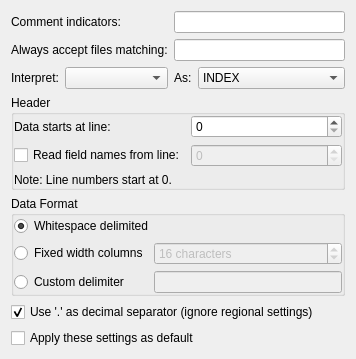
Before: the Qt Designer form src/datasources/ascii/asciiconfig.ui in Kst-plot/kst, drawn with Qt 5.
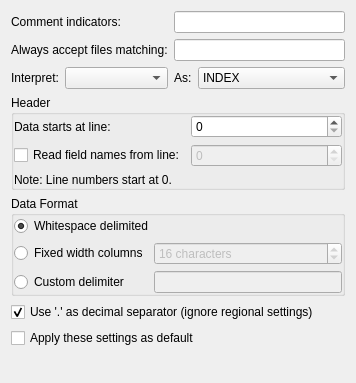
After: the same form once the commit is applied.

Commit message: And a small tooltip to make it clear that it is possible to use more than one char, even though it is not recommended for performance reasons. We need to add more tooltips, those dialogs have almost none...

```diff
--- a/src/datasources/ascii/asciiconfig.ui
+++ b/src/datasources/ascii/asciiconfig.ui
@@ -7,7 +7,7 @@
     <x>0</x>
     <y>0</y>
     <width>356</width>
-    <height>359</height>
+    <height>383</height>
    </rect>
   </property>
   <layout class="QVBoxLayout" name="verticalLayout">
```
Left out of the diff: 6 changed lines with no effect on the pictures.
